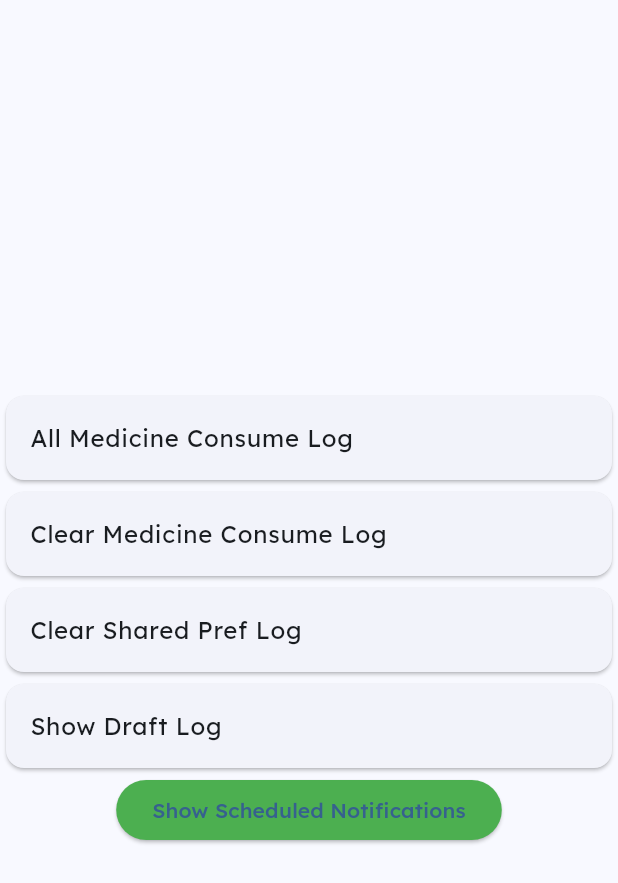
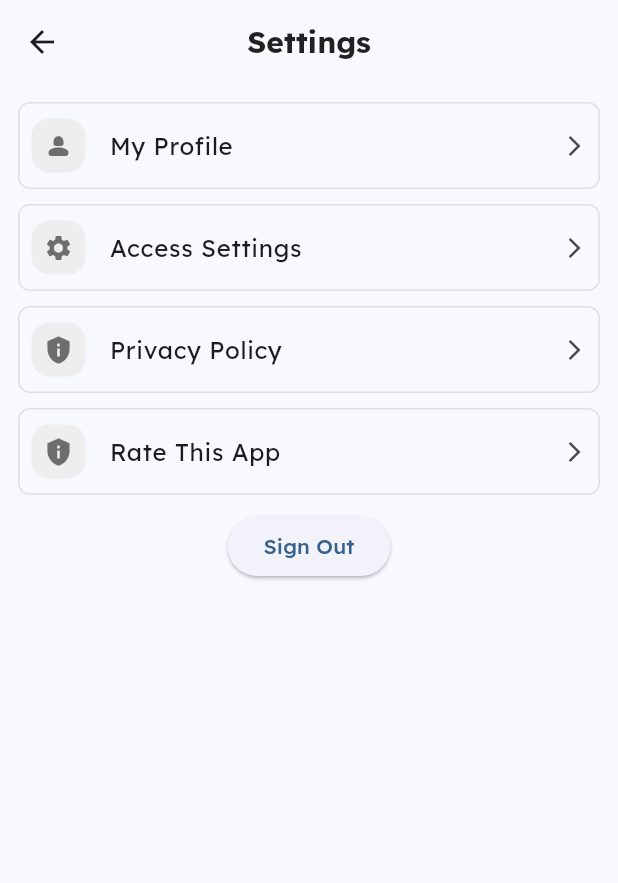
Before and after one commit to ShafiMunshi/Medicine_Scheduler, a Flutter app: the SettingsView screen opened by its route, on a phone screen of 412 x 824 dp. Shown: the top 883 px of the screen. Run offline on Flutter 3.47's test engine with Material 3 defaults, Android fonts, the phone set to English and light mode, and no system bars; our stand-ins replace awesome_notifications, cached_network_image, calendar_date_picker2, dropdown_button2, firebase_auth, flutter_screenutil and 9 more; missing offline and left inert: flutter_scalable_ocr; accounts and stored records are empty; generated files the repository leaves out were written again.

Commit message:
created profile page

```diff
--- a/lib/screens/settings/settings_view.dart
+++ b/lib/screens/settings/settings_view.dart
@@ -2,10 +2,14 @@ import 'dart:developer';
 
 import 'package:awesome_notifications/awesome_notifications.dart';
 import 'package:flutter/material.dart';
+import 'package:flutter_svg/svg.dart';
 import 'package:medicine_app/data/repository/consume_repository.dart';
 import 'package:medicine_app/data/source/my_shared_pref.dart';
+import 'package:medicine_app/screens/auth/component/common_fn.dart';
 import 'package:medicine_app/screens/settings/all_medicine_log_view.dart';
+import 'package:medicine_app/screens/settings/my_profile_view.dart';
 import 'package:medicine_app/test_file_logs_page.dart';
+import 'package:nb_utils/nb_utils.dart';
 import 'package:provider/provider.dart';
 
 class SettingsView extends StatelessWidget {
@@ -15,54 +19,106 @@ class SettingsView extends StatelessWidget {
   @override
   Widget build(BuildContext context) {
     return Scaffold(
-      body: Center(
+      appBar: commonAppBarWidget(
+        context,
+        title: 'Settings',
+        changeIcon: true,
+      ),
+      body: Padding(
+        padding: const EdgeInsets.all(12.0),
         child: Column(
-          mainAxisAlignment: MainAxisAlignment.center,
+          spacing: 10,
+          // mainAxisAlignment: MainAxisAlignment.center,
           children: [
-            Card(
-              child: ListTile(
-                title: Text('All Medicine Consume Log'),
+            listCard(
+                title: 'My Profile',
+                icon: Icons.person_2_rounded,
                 onTap: () async {
                   Navigator.push(context,
-                      MaterialPageRoute(builder: (_) => AllMedicineLogView()));
-                },
-              ),
-            ),
-            Card(
-              child: ListTile(
-                title: Text('Clear Medicine Consume Log'),
-                onTap: () async {
-                  await context
-                      .read<MedicineConsumeRepository>()
-                      .clearAllMedicineConsumeLogs();
-                },
-              ),
-            ),
-            Card(
-              child: ListTile(
-                title: Text('Clear Shared Pref Log'),
-                onTap: () async {
-                  await MySharedPref.clear();
-                },
-              ),
-            ),
-            Card(
-              child: ListTile(
-                title: Text('Show Draft Log'),
-                onTap: () async {
-                  Navigator.push(context,
-                      MaterialPageRoute(builder: (_) => TestFileLogsPage()));
-                },
-              ),
-            ),
-            ElevatedButton(
-              onPressed: getScheduledNotifications,
-              style: ElevatedButton.styleFrom(backgroundColor: Colors.green),
-              child: Text('Show Scheduled Notifications'),
-            ),
+                      MaterialPageRoute(builder: (_) => MyProfileView()));
+                }),
+            listCard(title: 'Access Settings', onTap: () async {}),
+            listCard(
+                title: 'Privacy Policy',
+                icon: Icons.privacy_tip,
+                onTap: () async {}),
+            listCard(
+                title: 'Rate This App',
+                icon: Icons.privacy_tip,
+                onTap: () async {}),
+            ElevatedButton(onPressed: () {}, child: Text('Sign Out')),
+            // Card(
+            //   child: ListTile(
+            //     title: Text('All Medicine Consume Log'),
+            //     onTap: () async {
+            //       Navigator.push(context,
+            //           MaterialPageRoute(builder: (_) => AllMedicineLogView()));
+            //     },
+            //   ),
+            // ),
+            // Card(
+            //   child: ListTile(
+            //     title: Text('Clear Medicine Consume Log'),
+            //     onTap: () async {
+            //       await context
+            //           .read<MedicineConsumeRepository>()
+            //           .clearAllMedicineConsumeLogs();
+            //     },
+            //   ),
+            // ),
+            // Card(
+            //   child: ListTile(
+            //     title: Text('Clear Shared Pref Log'),
+            //     onTap: () async {
+            //       await MySharedPref.clear();
+            //     },
+            //   ),
+            // ),
+            // Card(
+            //   child: ListTile(
+            //     title: Text('Show Draft Log'),
+            //     onTap: () async {
+            //       Navigator.push(context,
+            //           MaterialPageRoute(builder: (_) => TestFileLogsPage()));
+            //     },
+            //   ),
+            // ),
+            // ElevatedButton(
+            //   onPressed: getScheduledNotifications,
+            //   style: ElevatedButton.styleFrom(backgroundColor: Colors.green),
+            //   child: Text('Show Scheduled Notifications'),
+            // ),
           ],
         ),
       ),
+    );
+  }
+
+  ListTile listCard({
+    required String title,
+    IconData? icon,
+    VoidCallback? onTap,
+  }) {
+    return ListTile(
+      title: Text(title),
+      shape: RoundedRectangleBorder(
+          side: BorderSide(color: Colors.grey.shade300),
+          borderRadius: BorderRadius.circular(8)),
+      trailing: Icon(Icons.arrow_forward_ios, size: 16),
+      contentPadding: EdgeInsets.only(left: 8, right: 8),
+      leading: Container(
+        decoration: BoxDecoration(
+          color: Colors.grey.shade200,
+          borderRadius: BorderRadius.circular(12),
+        ),
+        padding: EdgeInsets.all(8),
+        child: Icon(
+          icon ?? Icons.settings,
+          size: 20,
+          color: Colors.black54,
+        ),
+      ),
+      onTap: onTap,
     );
   }
 
```
Also changed, not shown: lib/screens/settings/my_profile_view.dart (added, +179 -0 lines).
